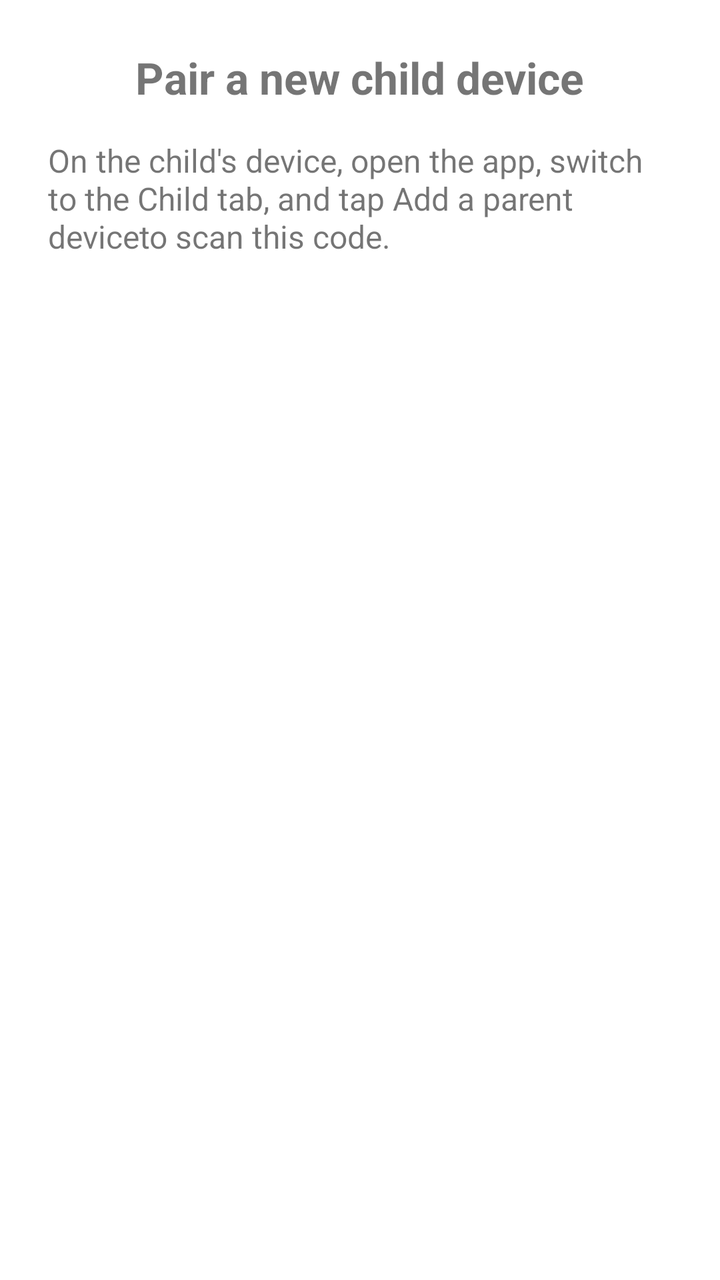
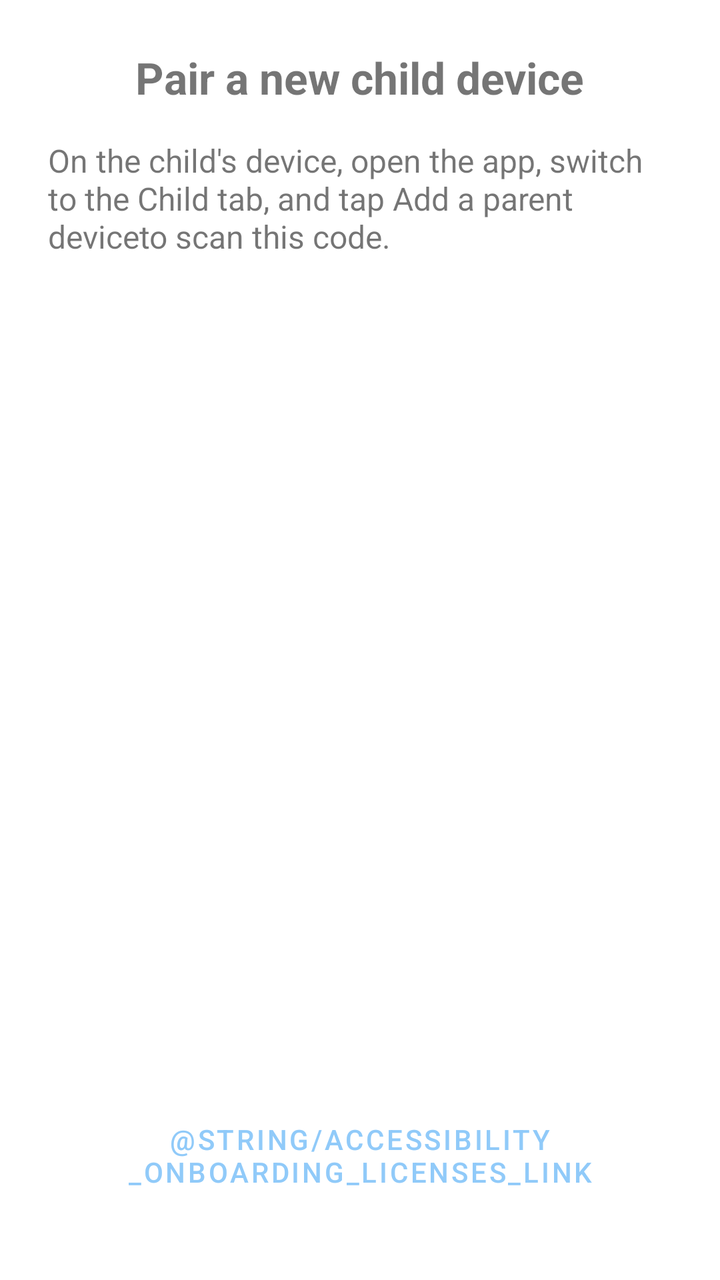

Compare the two renders of this Android layout. The source of the first and the diff that turns it into the second are given below.
<!-- AndroidManifest.xml: application theme Theme.FamilyRemote -->
<!-- res/layout/activity_parent_pairing.xml -->
<?xml version="1.0" encoding="utf-8"?>
<LinearLayout xmlns:android="http://schemas.android.com/apk/res/android"
    android:layout_width="match_parent"
    android:layout_height="match_parent"
    android:orientation="vertical"
    android:gravity="center_horizontal"
    android:padding="24dp">

    <TextView
        android:id="@+id/titleText"
        android:layout_width="wrap_content"
        android:layout_height="wrap_content"
        android:text="@string/parent_pairing_title"
        android:textSize="22sp"
        android:textStyle="bold" />

    <TextView
        android:id="@+id/instructionsText"
        android:layout_width="match_parent"
        android:layout_height="wrap_content"
        android:layout_marginTop="16dp"
        android:text="@string/parent_pairing_instructions"
        android:textSize="16sp" />

    <ImageView
        android:id="@+id/qrImageView"
        android:layout_width="260dp"
        android:layout_height="260dp"
        android:layout_marginTop="24dp"
        android:contentDescription="@string/parent_pairing_title" />

    <TextView
        android:id="@+id/hostAddressText"
        android:layout_width="match_parent"
        android:layout_height="wrap_content"
        android:layout_marginTop="16dp"
        android:gravity="center"
        android:textSize="16sp" />

    <TextView
        android:id="@+id/manualCodeText"
        android:layout_width="match_parent"
        android:layout_height="wrap_content"
        android:layout_marginTop="8dp"
        android:gravity="center"
        android:textSize="16sp"
        android:textStyle="bold" />

    <TextView
        android:id="@+id/statusText"
        android:layout_width="match_parent"
        android:layout_height="wrap_content"
        android:layout_marginTop="24dp"
        android:gravity="center"
        android:textSize="16sp" />

    <Button
        android:id="@+id/retryButton"
        android:layout_width="match_parent"
        android:layout_height="wrap_content"
        android:layout_marginTop="16dp"
        android:text="@string/action_retry"
        android:visibility="gone" />

    <Button
        android:id="@+id/doneButton"
        android:layout_width="match_parent"
        android:layout_height="wrap_content"
        android:layout_marginTop="16dp"
        android:text="@string/action_done"
        android:visibility="gone" />

</LinearLayout>
<!-- resources referenced by this layout -->
<resources>
  <string name="action_done">Done</string>
  <string name="action_retry">Retry</string>
  <string name="parent_pairing_instructions">On the child\'s device, open the app, switch to the Child tab, and tap "Add a parent device" to scan this code.</string>
  <string name="parent_pairing_title">Pair a new child device</string>
  <style name="Theme.FamilyRemote" parent="Theme.MaterialComponents.DayNight.NoActionBar">
          <item name="colorPrimary">@color/pastel_blue</item>
          <item name="colorPrimaryDark">@color/pastel_blue_dark</item>
          <item name="colorOnPrimary">@color/black</item>
          <item name="colorAccent">@color/pastel_green</item>
          <item name="android:windowBackground">@color/app_background</item>
      </style>
  <color name="pastel_blue">#FF90CAF9</color>
  <color name="pastel_blue_dark">#FF64B5F6</color>
  <color name="black">#FF000000</color>
  <color name="pastel_green">#FFA5D6A7</color>
  <color name="app_background">#FFFFFFFF</color>
</resources>

<!-- the commit's change to res/layout/activity_parent_pairing.xml (unified diff, before → after) -->
@@ -1,7 +1,11 @@
 <?xml version="1.0" encoding="utf-8"?>
-<LinearLayout xmlns:android="http://schemas.android.com/apk/res/android"
+<ScrollView xmlns:android="http://schemas.android.com/apk/res/android"
     android:layout_width="match_parent"
-    android:layout_height="match_parent"
+    android:layout_height="match_parent">
+
+<LinearLayout
+    android:layout_width="match_parent"
+    android:layout_height="wrap_content"
     android:orientation="vertical"
     android:gravity="center_horizontal"
     android:padding="24dp">
@@ -70,4 +74,14 @@
         android:text="@string/action_done"
         android:visibility="gone" />
 
+    
+    <Button
+        android:id="@+id/openSourceLicensesButton"
+        style="@style/Widget.MaterialComponents.Button.TextButton"
+        android:layout_width="wrap_content"
+        android:layout_height="wrap_content"
+        android:layout_marginTop="24dp"
+        android:text="@string/accessibility_onboarding_licenses_link" />
+
 </LinearLayout>
+</ScrollView>
